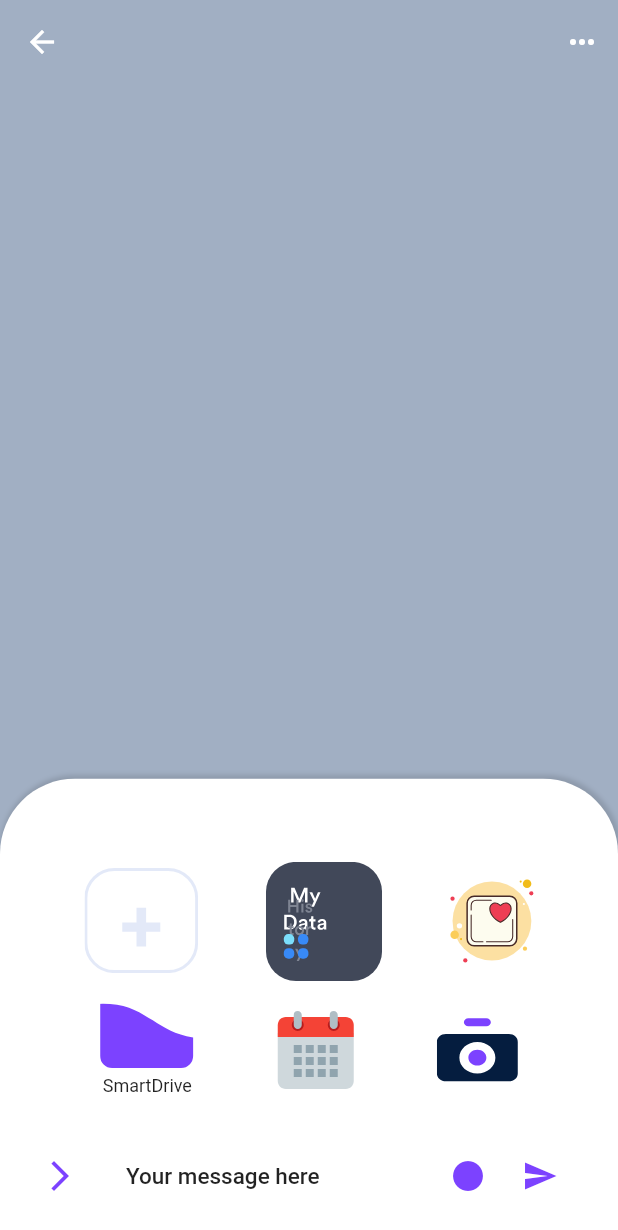
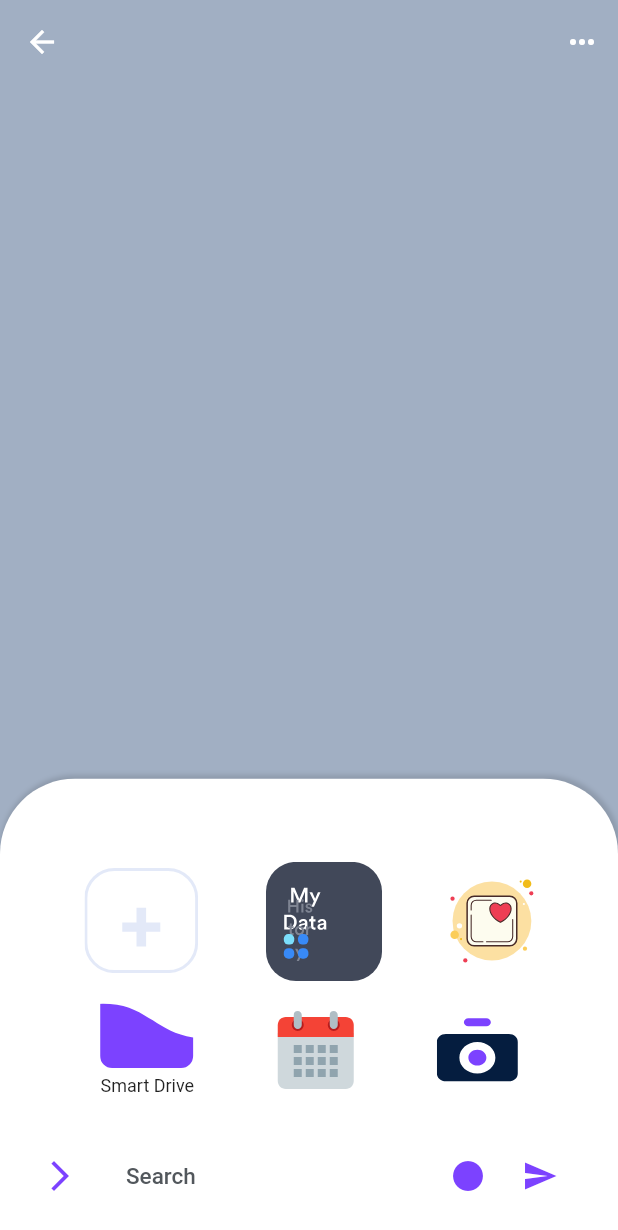
Before and after one commit to kalimullahdev/judy, a Flutter app: the DialogMessangerScreen screen opened directly, on a phone screen of 412 x 824 dp. Shown: the top 1230 px of the screen. Run offline on Flutter 3.47's test engine with Material 2 defaults, Android fonts, the phone set to English and light mode, and no system bars; our stand-ins replace flutter_svg, font_awesome_flutter, pin_code_fields; missing offline and left inert: proste_bezier_curve.

Commit message:
did all changes

```diff
--- a/lib/presentation/screens/dialog_messanger_screen.dart
+++ b/lib/presentation/screens/dialog_messanger_screen.dart
@@ -8,8 +8,16 @@ import 'package:judy_flutter_ui/utill/dimensions.dart';
 import 'package:judy_flutter_ui/utill/images.dart';
 import 'package:judy_flutter_ui/utill/nav.dart';
 
-class DialogMessangerScreen extends StatelessWidget {
+class DialogMessangerScreen extends StatefulWidget {
   const DialogMessangerScreen({Key? key}) : super(key: key);
+
+  @override
+  State<DialogMessangerScreen> createState() => _DialogMessangerScreenState();
+}
+
+class _DialogMessangerScreenState extends State<DialogMessangerScreen> {
+  bool showMenu = true;
+
   @override
   Widget build(BuildContext context) {
     return Scaffold(
@@ -41,7 +49,9 @@ class DialogMessangerScreen extends StatelessWidget {
           Align(
             alignment: Alignment.bottomCenter,
             child: SizedBox(
-              height: Dimensions.getScreenSize(context).height * .37,
+              height: showMenu
+                  ? Dimensions.getScreenSize(context).height * .37
+                  : 90,
               child: Container(
                 padding: const EdgeInsets.all(12),
                 decoration: const BoxDecoration(
@@ -70,19 +80,23 @@ class DialogMessangerScreen extends StatelessWidget {
 
                   // physics: const NeverScrollableScrollPhysics(),
                   children: [
+                    showMenu
+                        ? Column(
+                            children: [
                               Row(
-                      mainAxisAlignment: MainAxisAlignment.spaceEvenly,
+                                mainAxisAlignment:
+                                    MainAxisAlignment.spaceEvenly,
                                 children: [
                                   GestureDetector(
-                          onTap: () =>
-                              Nav.push(context, const CategoryScreen()),
+                                    onTap: () => Nav.push(
+                                        context, const CategoryScreen()),
                                     child: SvgPicture.asset(
                                       Svgs.dialogiconbutton,
                                     ),
                                   ),
                                   GestureDetector(
-                          onTap: () =>
-                              Nav.push(context, const DashboardScreen2()),
+                                    onTap: () => Nav.push(
+                                        context, const DashboardScreen2()),
                                     child: SvgPicture.asset(
                                       Svgs.dialogicon1,
                                     ),
@@ -92,28 +106,34 @@ class DialogMessangerScreen extends StatelessWidget {
                                   ),
                                 ],
                               ),
-                    const SizedBox(height: Dimensions.PADDING_SIZE_DEFAULT),
+                              const SizedBox(
+                                  height: Dimensions.PADDING_SIZE_DEFAULT),
                               Row(
-                      mainAxisAlignment: MainAxisAlignment.spaceEvenly,
+                                mainAxisAlignment:
+                                    MainAxisAlignment.spaceEvenly,
                                 children: [
                                   GestureDetector(
-                          onTap: () => Nav.push(context, HomeScreen1()),
+                                    onTap: () =>
+                                        Nav.push(context, HomeScreen1()),
                                     child: Column(
-                            mainAxisAlignment: MainAxisAlignment.center,
+                                      mainAxisAlignment:
+                                          MainAxisAlignment.center,
                                       children: [
                                         SvgPicture.asset(
                                           Svgs.dialogicon3,
                                           color: ColorResources.blueColor,
                                         ),
                                         const SizedBox(
-                                height: Dimensions.PADDING_SIZE_EXTRA_SMALL,
+                                          height: Dimensions
+                                              .PADDING_SIZE_EXTRA_SMALL,
                                         ),
-                              const Text("SmartDrive")
+                                        const Text("Smart Drive")
                                       ],
                                     ),
                                   ),
                                   GestureDetector(
-                          onTap: () => Nav.push(context, HomeScreen1()),
+                                    onTap: () =>
+                                        Nav.push(context, HomeScreen1()),
                                     child: SvgPicture.asset(
                                       Svgs.dialogicon4,
                                     ),
@@ -123,13 +143,42 @@ class DialogMessangerScreen extends StatelessWidget {
                                   ),
                                 ],
                               ),
-                    const SizedBox(height: Dimensions.PADDING_SIZE_EXTRA_LARGE),
+                              const SizedBox(
+                                  height: Dimensions.PADDING_SIZE_EXTRA_LARGE),
+                            ],
+                          )
+                        : const SizedBox(),
                     ListTile(
-                      leading: const Icon(
+                      leading: GestureDetector(
+                        onTap: () => setState(
+                          () {
+                            showMenu = !showMenu;
+                          },
+                        ),
+                        child: showMenu
+                            ? const Icon(
                                 Icons.arrow_forward_ios,
                                 color: ColorResources.blueColor,
+                              )
+                            : GestureDetector(
+                                child: SvgPicture.asset(
+                                  Svgs.moreMenu,
                                 ),
-                      title: const Text("Your message here"),
+                              ),
+                      ),
+                      // title: const Text("Your message here"),
+                      title: const TextField(
+                        cursorColor: ColorResources.blueColor,
+                        decoration: InputDecoration(
+                          border: InputBorder.none,
+                          hintText: "Search",
+                          isDense: true,
+                          hintStyle: TextStyle(
+
+                              // color: Colors.white,
+                              ),
+                        ),
+                      ),
                       trailing: Row(
                         mainAxisSize: MainAxisSize.min,
                         children: [
--- a/lib/utill/images.dart
+++ b/lib/utill/images.dart
@@ -15,6 +15,7 @@ class Svgs {
   static const String dialogicon4 = 'assets/svg/dialogicon4.svg';
   static const String dialogiconbutton = 'assets/svg/dialogiconbutton.svg';
   static const String crossIcon = 'assets/svg/cross_icon.svg';
+  static const String moreMenu = 'assets/svg/more_menu.svg';
 }
 
-// profile.png Images.flightPayment. googlemaps
+// profile.png Images.flightPayment. googlemaps.     more_menu
```
Also changed, not shown: lib/presentation/screens/choose_interest.dart (+7 -6 lines), lib/presentation/screens/choose_language.dart (+7 -6 lines), assets/svg/more_menu.svg (added). Lines whose indentation alone changed are shown as unchanged.
